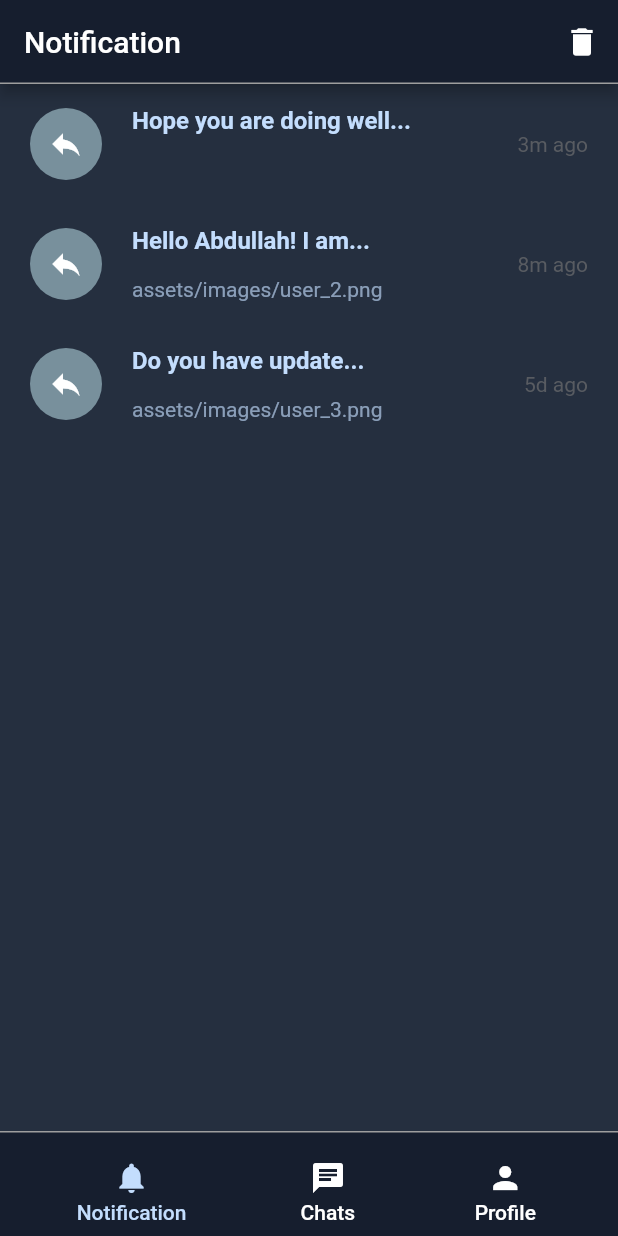
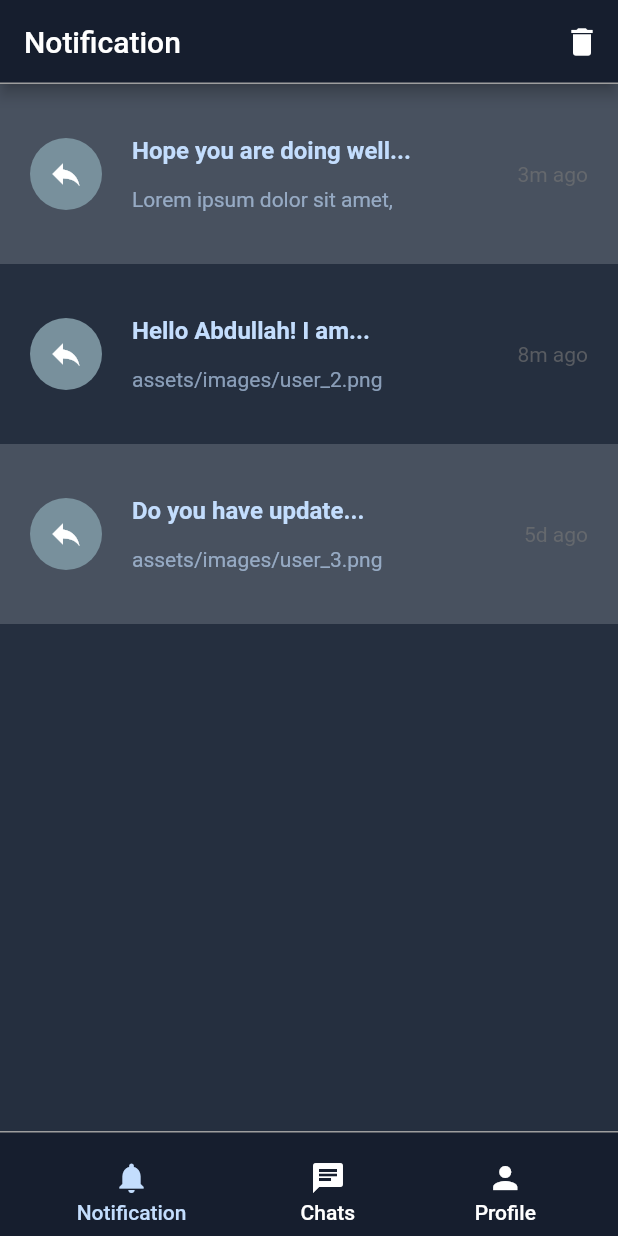
Before and after one commit to pluemthnn/cginot-app, a Flutter app: the NotificationsScreen screen opened by its route, on a phone screen of 412 x 824 dp. Run offline on Flutter 3.47's test engine with Material 2 defaults, Android fonts, the phone set to English and light mode, and no system bars; our stand-ins replace go_router, simple_animations.

Commit message:
add bg color condition

```diff
--- a/lib/models/notification.dart
+++ b/lib/models/notification.dart
@@ -13,7 +13,7 @@ class Notifications {
 List notificationData = [
   Notifications(
     titleMessage: "Hope you are doing well...",
-    replyMessage: "",
+    replyMessage: "Lorem ipsum dolor sit amet,",
     time: "3m ago",
     isRead: false,
   ),
--- a/lib/screens/notification/components/noti_card.dart
+++ b/lib/screens/notification/components/noti_card.dart
@@ -17,15 +17,18 @@ class NotiCard extends StatelessWidget {
   Widget build(BuildContext context) {
     return InkWell(
       onTap: press,
-      child: Padding(
+      child: Ink(
         padding: const EdgeInsets.symmetric(
-            horizontal: cDefaultPadding, vertical: cDefaultPadding * 0.75),
+            horizontal: cDefaultPadding, vertical: cDefaultPadding * 1.75),
+        color: notification.isRead
+            ? cBackgroundColor
+            : const Color.fromARGB(52, 207, 216, 220),
         child: Row(
           children: [
             Stack(
               children: [
                 CircleAvatar(
-                  child: Icon(Icons.reply_sharp, color: Colors.white),
+                  child: const Icon(Icons.reply_sharp, color: Colors.white),
                   radius: 24,
                   backgroundColor: Colors.blueGrey[400],
                 ),
@@ -40,19 +43,19 @@ class NotiCard extends StatelessWidget {
                   children: [
                     Text(
                       notification.titleMessage,
-                      style: TextStyle(
+                      style: const TextStyle(
                           fontSize: 16,
                           fontWeight: FontWeight.bold,
                           color: Color(0xFFC3DDFD)),
                     ),
-                    SizedBox(height: 15),
+                    const SizedBox(height: 15),
                     Opacity(
                       opacity: 0.64,
                       child: Text(
                         notification.replyMessage,
                         maxLines: 1,
                         overflow: TextOverflow.ellipsis,
-                        style: TextStyle(color: Color(0xFFC3DDFD)),
+                        style: const TextStyle(color: Color(0xFFC3DDFD)),
                       ),
                     ),
                   ],
```
